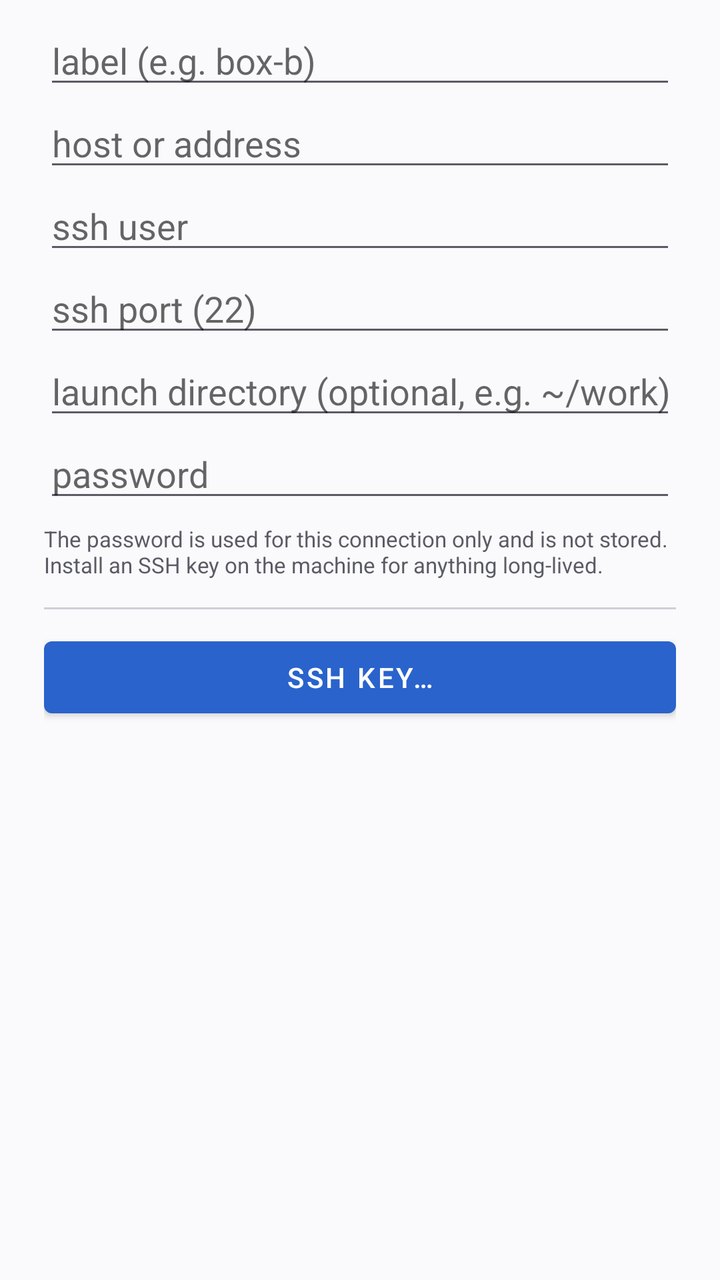
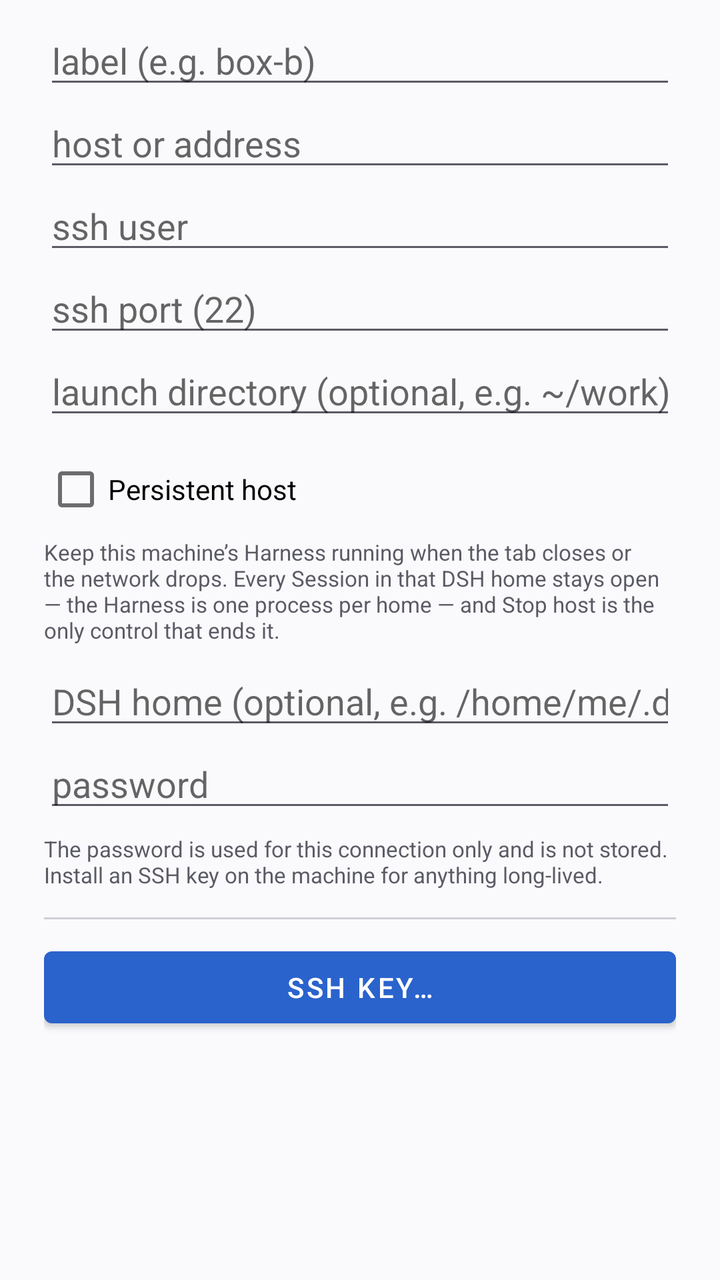

The first picture is an Android layout as it rendered before a commit; the second is the same layout after the commit. The layout source and the unified diff follow.
<!-- AndroidManifest.xml: application theme Theme.DshTabs -->
<!-- res/layout/dialog_device.xml -->
<?xml version="1.0" encoding="utf-8"?>
<ScrollView xmlns:android="http://schemas.android.com/apk/res/android"
	android:layout_width="match_parent"
	android:layout_height="wrap_content">

	<LinearLayout
		android:layout_width="match_parent"
		android:layout_height="wrap_content"
		android:orientation="vertical"
		android:paddingStart="22dp"
		android:paddingTop="8dp"
		android:paddingEnd="22dp"
		android:paddingBottom="8dp">

		<EditText
			android:id="@+id/label"
			android:layout_width="match_parent"
			android:layout_height="wrap_content"
			android:hint="@string/field_label"
			android:importantForAutofill="no"
			android:inputType="text" />

		<EditText
			android:id="@+id/host"
			android:layout_width="match_parent"
			android:layout_height="wrap_content"
			android:hint="@string/field_host"
			android:importantForAutofill="no"
			android:inputType="textUri" />

		<EditText
			android:id="@+id/user"
			android:layout_width="match_parent"
			android:layout_height="wrap_content"
			android:hint="@string/field_user"
			android:importantForAutofill="no"
			android:inputType="text" />

		<EditText
			android:id="@+id/port"
			android:layout_width="match_parent"
			android:layout_height="wrap_content"
			android:hint="@string/field_port"
			android:importantForAutofill="no"
			android:inputType="number" />

		<EditText
			android:id="@+id/directory"
			android:layout_width="match_parent"
			android:layout_height="wrap_content"
			android:hint="@string/field_directory"
			android:importantForAutofill="no"
			android:inputType="text" />

		<EditText
			android:id="@+id/password"
			android:layout_width="match_parent"
			android:layout_height="wrap_content"
			android:hint="@string/field_password"
			android:importantForAutofill="no"
			android:inputType="textPassword" />

		<TextView
			android:layout_width="match_parent"
			android:layout_height="wrap_content"
			android:layout_marginTop="6dp"
			android:text="@string/password_hint"
			android:textColor="@color/dim"
			android:textSize="11sp" />

		<View
			android:layout_width="match_parent"
			android:layout_height="1dp"
			android:layout_marginTop="14dp"
			android:background="@color/line" />

		<Button
			android:id="@+id/keyButton"
			android:layout_width="match_parent"
			android:layout_height="wrap_content"
			android:layout_marginTop="10dp"
			android:text="@string/key_manage" />

		<TextView
			android:id="@+id/keyState"
			android:layout_width="match_parent"
			android:layout_height="wrap_content"
			android:layout_marginTop="2dp"
			android:textColor="@color/dim"
			android:textSize="11sp" />
	</LinearLayout>
</ScrollView>
<!-- resources referenced by this layout -->
<resources>
  <color name="dim">#5B5B66</color>
  <color name="line">#CFCFD8</color>
  <string name="field_directory">launch directory (optional, e.g. ~/work)</string>
  <string name="field_host">host or address</string>
  <string name="field_label">label (e.g. box-b)</string>
  <string name="field_password">password</string>
  <string name="field_port">ssh port (22)</string>
  <string name="field_user">ssh user</string>
  <string name="key_manage">SSH key…</string>
  <string name="password_hint">The password is used for this connection only and is not stored. Install an SSH key on the machine for anything long-lived.</string>
  <style name="Theme.DshTabs" parent="Theme.MaterialComponents.DayNight.NoActionBar">
  		<item name="colorPrimary">@color/accent</item>
  		<item name="colorPrimaryVariant">@color/bar</item>
  		<item name="colorOnPrimary">@color/on_accent</item>
  		<item name="colorSecondary">@color/ok</item>
  		
  		<item name="colorSurface">@color/bar</item>
  		<item name="android:colorBackground">@color/bg</item>
  		<item name="android:windowBackground">@color/bg</item>
  		<item name="android:textColorPrimary">@color/fg</item>
  		<item name="android:textColorSecondary">@color/dim</item>
  		<item name="android:statusBarColor">@color/bar</item>
  		<item name="android:navigationBarColor">@color/bar</item>
  		<item name="android:windowLightStatusBar">?android:attr/isLightTheme</item>
  		<item name="android:windowLightNavigationBar">?android:attr/isLightTheme</item>
  	</style>
  <color name="accent">#2A63CC</color>
  <color name="bar">#EDEDF2</color>
  <color name="on_accent">#FFFFFF</color>
  <color name="ok">#1B8A4B</color>
  <color name="bg">#FAFAFC</color>
  <color name="fg">#1A1A20</color>
</resources>

<!-- the commit's change to res/layout/dialog_device.xml (unified diff, before → after) -->
@@ -52,6 +52,37 @@
 			android:importantForAutofill="no"
 			android:inputType="text" />
 
+		<CheckBox
+			android:id="@+id/persistent"
+			android:layout_width="match_parent"
+			android:layout_height="wrap_content"
+			android:layout_marginTop="6dp"
+			android:text="@string/field_persistent" />
+
+		<TextView
+			android:layout_width="match_parent"
+			android:layout_height="wrap_content"
+			android:layout_marginBottom="6dp"
+			android:text="@string/persistent_hint"
+			android:textColor="@color/dim"
+			android:textSize="11sp" />
+
+		<EditText
+			android:id="@+id/home"
+			android:layout_width="match_parent"
+			android:layout_height="wrap_content"
+			android:hint="@string/field_home"
+			android:importantForAutofill="no"
+			android:inputType="text" />
+
+		<Button
+			android:id="@+id/stopHost"
+			android:layout_width="match_parent"
+			android:layout_height="wrap_content"
+			android:layout_marginTop="10dp"
+			android:text="@string/stop_host"
+			android:visibility="gone" />
+
 		<EditText
 			android:id="@+id/password"
 			android:layout_width="match_parent"
<!-- resource entries referenced after the edit -->
@@ -3,13 +3,17 @@
   <color name="dim">#5B5B66</color>
   <color name="line">#CFCFD8</color>
   <string name="field_directory">launch directory (optional, e.g. ~/work)</string>
+  <string name="field_home">DSH home (optional, e.g. /home/me/.dsh)</string>
   <string name="field_host">host or address</string>
   <string name="field_label">label (e.g. box-b)</string>
   <string name="field_password">password</string>
+  <string name="field_persistent">Persistent host</string>
   <string name="field_port">ssh port (22)</string>
   <string name="field_user">ssh user</string>
   <string name="key_manage">SSH key…</string>
   <string name="password_hint">The password is used for this connection only and is not stored. Install an SSH key on the machine for anything long-lived.</string>
+  <string name="persistent_hint">Keep this machine’s Harness running when the tab closes or the network drops. Every Session in that DSH home stays open — the Harness is one process per home — and Stop host is the only control that ends it.</string>
+  <string name="stop_host">Stop host</string>
   <style name="Theme.DshTabs" parent="Theme.MaterialComponents.DayNight.NoActionBar">
   		<item name="colorPrimary">@color/accent</item>
   		<item name="colorPrimaryVariant">@color/bar</item>
